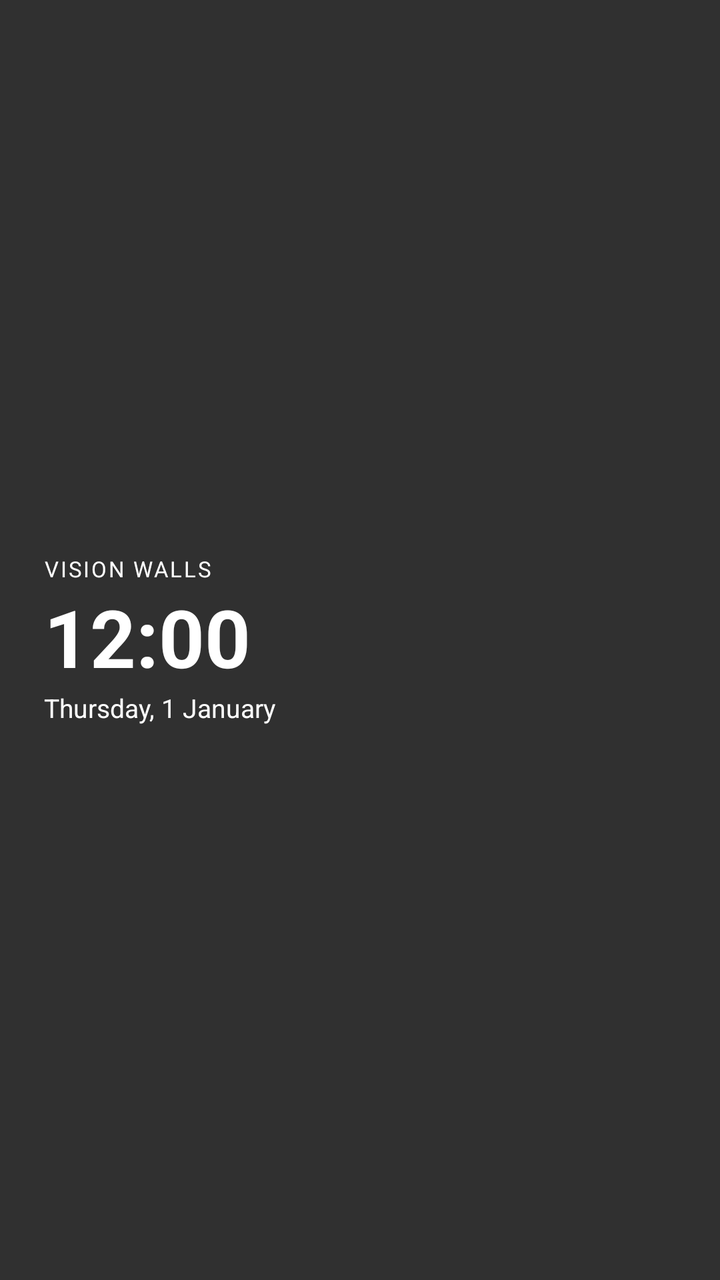
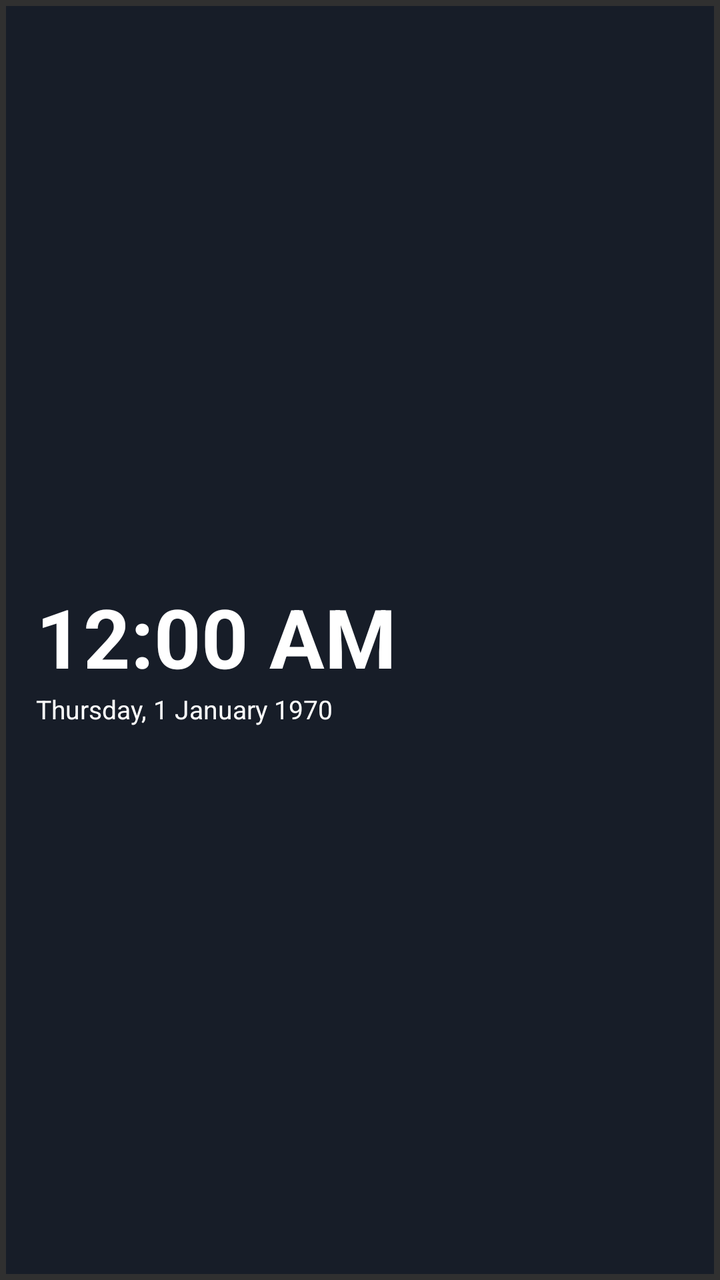

Compare the two renders of this Android layout. The source of the first and the diff that turns it into the second are given below.
<!-- AndroidManifest.xml: application theme android:Theme.Material.NoActionBar -->
<!-- res/layout/vision_widget.xml -->
<?xml version="1.0" encoding="utf-8"?>
<FrameLayout xmlns:android="http://schemas.android.com/apk/res/android"
    android:layout_width="match_parent" android:layout_height="match_parent" android:padding="4dp">
    <ImageView android:id="@+id/widget_background" android:layout_width="match_parent"
        android:layout_height="match_parent" android:scaleType="centerCrop" />
    <LinearLayout android:layout_width="match_parent" android:layout_height="match_parent"
        android:orientation="vertical" android:padding="18dp" android:gravity="center_vertical">
        <TextView android:id="@+id/widget_name" android:layout_width="match_parent"
            android:layout_height="wrap_content" android:text="VISION WALLS" android:textColor="#FFFFFF"
            android:textSize="11sp" android:letterSpacing="0.08" />
        <TextClock android:id="@+id/widget_clock" android:layout_width="match_parent"
            android:layout_height="wrap_content" android:format12Hour="h:mm" android:format24Hour="HH:mm"
            android:textColor="#FFFFFF" android:textSize="40sp" android:textStyle="bold" />
        <TextClock android:id="@+id/widget_date" android:layout_width="match_parent"
            android:layout_height="wrap_content" android:format12Hour="EEEE, d MMMM" android:format24Hour="EEEE, d MMMM"
            android:textColor="#FFFFFF" android:textSize="13sp" />
    </LinearLayout>
</FrameLayout>
<!-- resources referenced by this layout -->
<resources>

</resources>

<!-- the commit's change to res/layout/vision_widget.xml (unified diff, before → after) -->
@@ -1,18 +1,17 @@
 <?xml version="1.0" encoding="utf-8"?>
 <FrameLayout xmlns:android="http://schemas.android.com/apk/res/android"
-    android:layout_width="match_parent" android:layout_height="match_parent" android:padding="4dp">
-    <ImageView android:id="@+id/widget_background" android:layout_width="match_parent"
-        android:layout_height="match_parent" android:scaleType="centerCrop" />
+    android:id="@+id/widget_root" android:layout_width="match_parent" android:layout_height="match_parent" android:padding="3dp">
+    <ImageView android:id="@+id/widget_background" android:layout_width="match_parent" android:layout_height="match_parent" android:scaleType="centerCrop"/>
+    <View android:layout_width="match_parent" android:layout_height="match_parent" android:background="#99071224"/>
     <LinearLayout android:layout_width="match_parent" android:layout_height="match_parent"
-        android:orientation="vertical" android:padding="18dp" android:gravity="center_vertical">
-        <TextView android:id="@+id/widget_name" android:layout_width="match_parent"
-            android:layout_height="wrap_content" android:text="VISION WALLS" android:textColor="#FFFFFF"
-            android:textSize="11sp" android:letterSpacing="0.08" />
+        android:orientation="vertical" android:padding="15dp" android:gravity="center_vertical">
+        <TextView android:id="@+id/widget_name" android:layout_width="match_parent" android:layout_height="wrap_content"
+            android:textColor="#E9F3FF" android:textSize="11sp"/>
         <TextClock android:id="@+id/widget_clock" android:layout_width="match_parent"
-            android:layout_height="wrap_content" android:format12Hour="h:mm" android:format24Hour="HH:mm"
-            android:textColor="#FFFFFF" android:textSize="40sp" android:textStyle="bold" />
+            android:layout_height="wrap_content" android:format12Hour="h:mm a" android:format24Hour="HH:mm"
+            android:textColor="#FFFFFF" android:textSize="41sp" android:textStyle="bold"/>
         <TextClock android:id="@+id/widget_date" android:layout_width="match_parent"
-            android:layout_height="wrap_content" android:format12Hour="EEEE, d MMMM" android:format24Hour="EEEE, d MMMM"
-            android:textColor="#FFFFFF" android:textSize="13sp" />
+            android:layout_height="wrap_content" android:format12Hour="EEEE, d MMMM yyyy"
+            android:format24Hour="EEEE, d MMMM yyyy" android:textColor="#FFFFFF" android:textSize="13sp"/>
     </LinearLayout>
 </FrameLayout>
